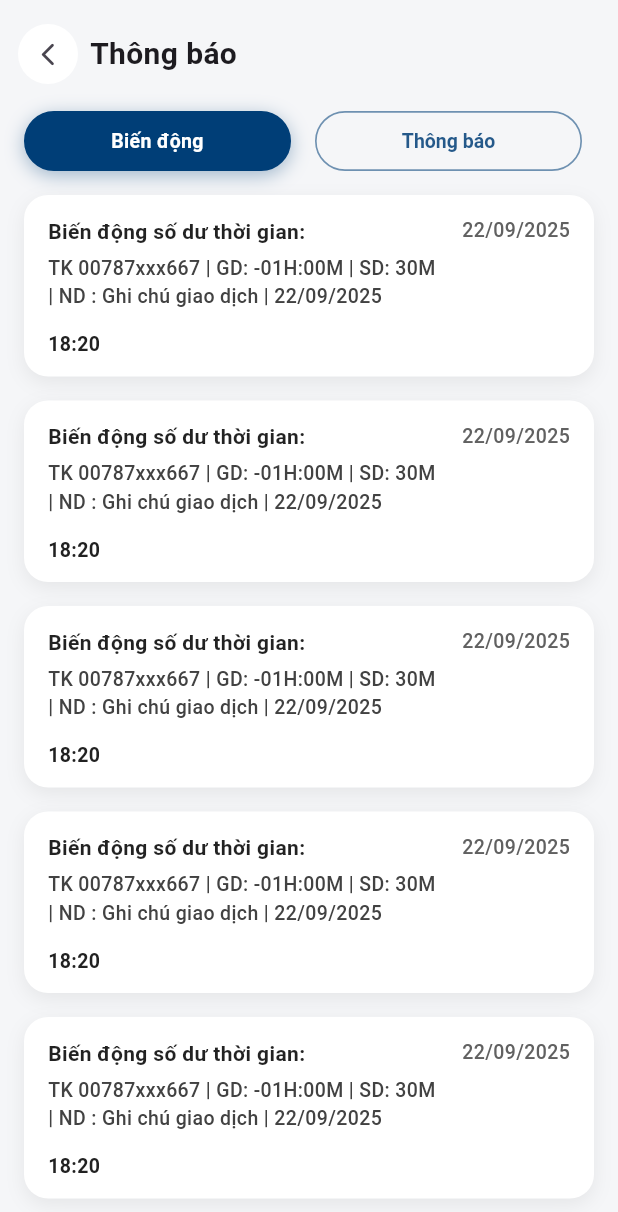
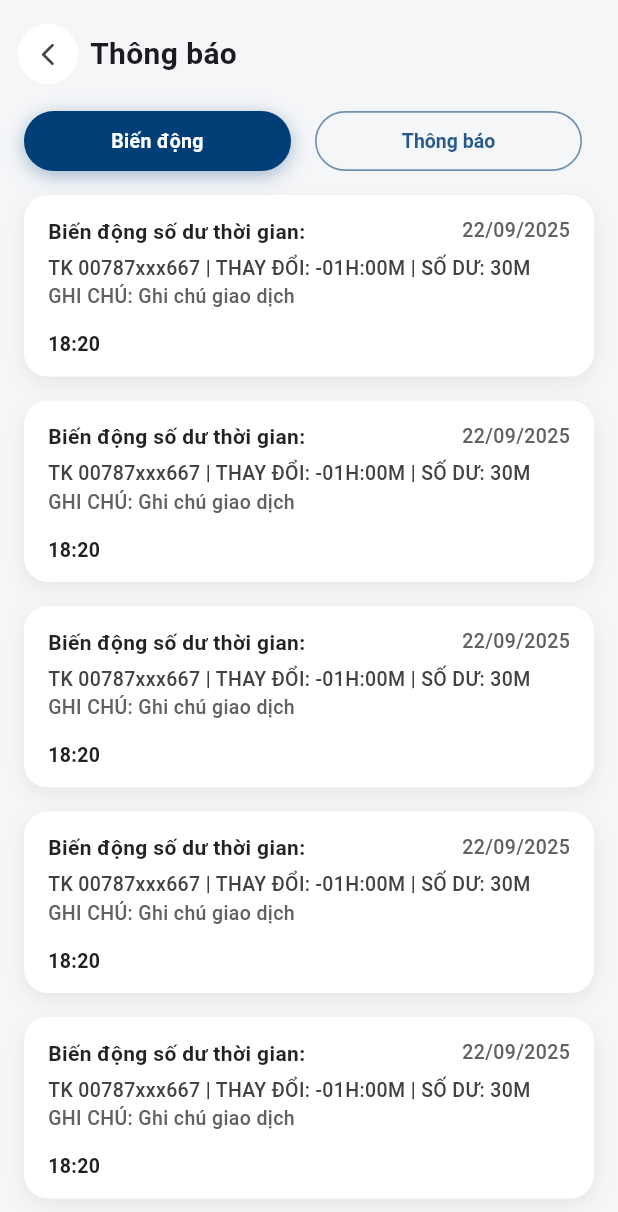
Before and after one commit to namthanhit/Time_Bank_Flutter, a Flutter app: the NotificationPage screen opened directly, on a phone screen of 412 x 824 dp. Shown: the top 1212 px of the screen. Run offline on Flutter 3.47's test engine with Material 3 defaults, Android fonts, the phone set to English and light mode, and no system bars; our stand-ins replace pin_code_fields.

Commit message:
dong bo co chu

```diff
--- a/lib/features/notification/ui/widgets/transaction_notification_card.dart
+++ b/lib/features/notification/ui/widgets/transaction_notification_card.dart
@@ -15,7 +15,7 @@ class TransactionNotificationCard extends StatelessWidget {
   final String account; // e.g. TK 00787xxx667
   final String change; // e.g. -01H:00M
   final String balance; // e.g. 30M
-  final String note; // e.g. Nam an cut cho
+  final String note; // transaction note
   final String time; // e.g. 18:20
 
   @override
@@ -62,7 +62,7 @@ class TransactionNotificationCard extends StatelessWidget {
           ),
           const SizedBox(height: 6),
           Text(
-            '$account | GD: $change | SD: $balance',
+            '$account | THAY ĐỔI: $change | SỐ DƯ: $balance',
             style: TextStyle(
               fontSize: 13,
               height: 1.3,
@@ -71,13 +71,13 @@ class TransactionNotificationCard extends StatelessWidget {
             ),
           ),
           const SizedBox(height: 2),
-            Text(
-            '| ND : $note | $date',
+          Text(
+            'GHI CHÚ: $note',
             style: TextStyle(
               fontSize: 13,
               height: 1.3,
               fontWeight: FontWeight.w500,
-              color: Colors.grey.shade800,
+              color: Colors.grey.shade700,
             ),
           ),
           const SizedBox(height: 14),
```
